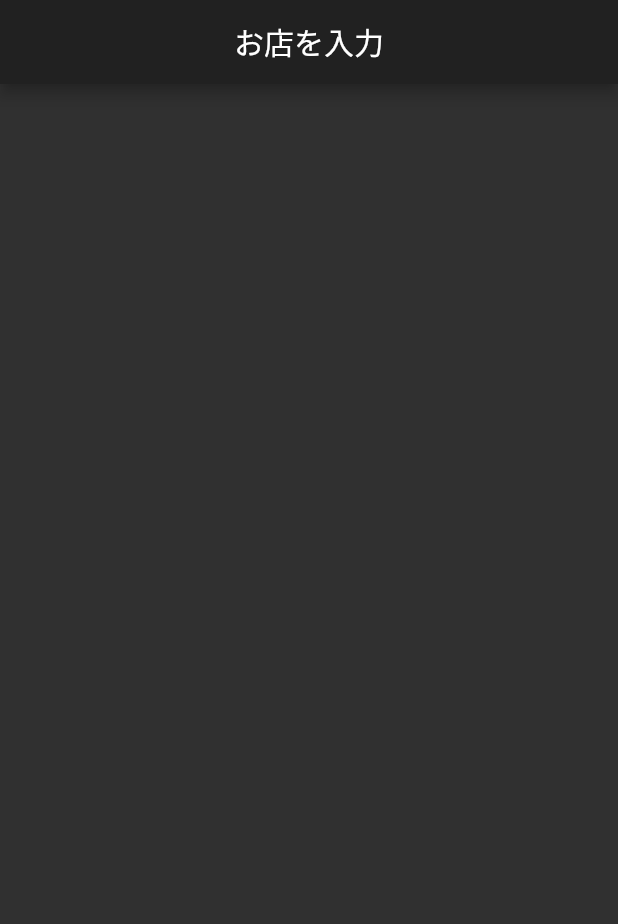
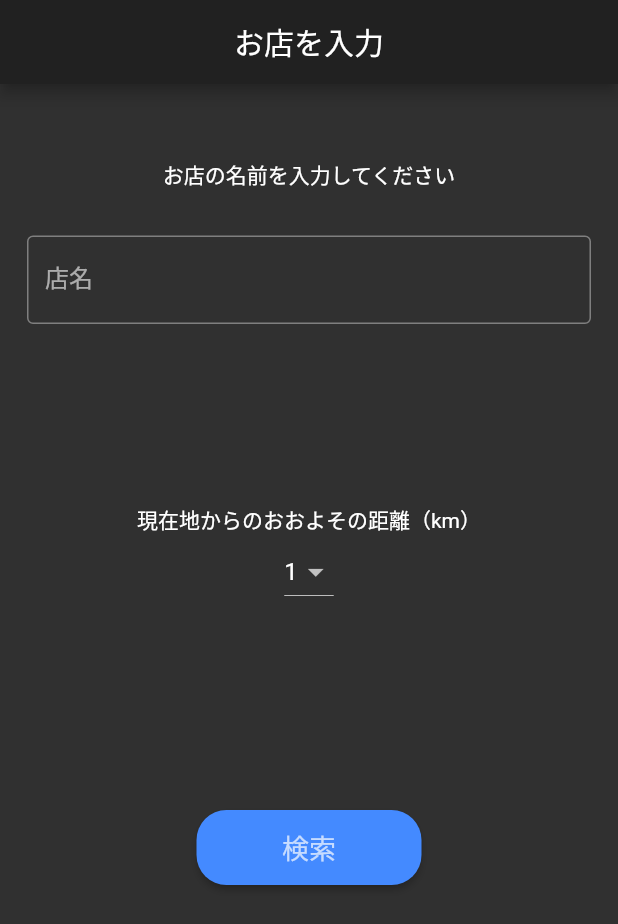
Before and after one commit to hachimitsuboy/floor_search, a Flutter app: the screen it shows after launch, on a phone screen of 412 x 824 dp. Shown: the top 924 px of the screen. Run offline on Flutter 3.47's test engine with Material 2 defaults, Android fonts, the phone set to English and light mode, and no system bars.

Commit message:
HomeScreeのコンポーネント化、及びViewの作成完了

```diff
--- a/lib/main.dart
+++ b/lib/main.dart
@@ -1,5 +1,7 @@
 import 'package:floor_search/view/screens/home_screen.dart';
 import 'package:flutter/material.dart';
+
+//APIKEY: 7e27dce4681f91af
 
 void main() => runApp(MyApp());
 
--- /dev/null
+++ b/lib/view/components/coustom_textfield.dart
@@ -0,0 +1,35 @@
+
+import 'package:flutter/material.dart';
+class CustomTextField extends StatefulWidget {
+  final ValueChanged onSubmitted;
+
+  CustomTextField({required this.onSubmitted});
+
+  @override
+  _CustomTextFieldState createState() => _CustomTextFieldState();
+}
+
+class _CustomTextFieldState extends State<CustomTextField> {
+
+  TextEditingController _textEditingController = TextEditingController();
+  String shopName = "";
+
+  @override
+  Widget build(BuildContext context) {
+    return Padding(
+      padding: const EdgeInsets.symmetric(horizontal: 18.0),
+      child: TextField(
+        controller: _textEditingController,
+        decoration: InputDecoration(
+          border: OutlineInputBorder(),
+          labelText: "店名",
+        ),
+        maxLines: 1,
+        onSubmitted: (store){
+          widget.onSubmitted(store);
+          // shopName = _textEditingController.text;
+        },
+      ),
+    );
+  }
+}
--- /dev/null
+++ b/lib/view/components/custom_drop_dwon_button.dart
@@ -0,0 +1,64 @@
+import 'package:flutter/material.dart';
+
+class CustomDropDownButton extends StatefulWidget {
+  final ValueChanged onChanged;
+
+  CustomDropDownButton({required this.onChanged});
+
+  @override
+  _CustomDropDownButtonState createState() => _CustomDropDownButtonState();
+}
+
+class _CustomDropDownButtonState extends State<CustomDropDownButton> {
+  List<DropdownMenuItem<String>> _distanceMenu = [];
+  String _menuValue = "1";
+  String _selectValue = "";
+
+  @override
+  void initState() {
+    _setMenu();
+    super.initState();
+  }
+
+  void _setMenu() {
+    _distanceMenu
+      ..add(
+        DropdownMenuItem(
+          child: Text("1"),
+          value: "1",
+        ),
+      )
+      ..add(
+        DropdownMenuItem(
+          child: Text("2"),
+          value: "2",
+        ),
+      )
+      ..add(
+        DropdownMenuItem(
+          child: Text("3"),
+          value: "3",
+        ),
+      )
+      ..add(
+        DropdownMenuItem(
+          child: Text("5"),
+          value: "5",
+        ),
+      );
+  }
+
+  @override
+  Widget build(BuildContext context) {
+    return DropdownButton(
+      items: _distanceMenu,
+      value: _menuValue,
+      onChanged: (value) {
+        widget.onChanged(value);
+        setState(() {
+          _menuValue = value.toString();
+        });
+      },
+    );
+  }
+}
--- /dev/null
+++ b/lib/view/components/custom_send_button.dart
@@ -0,0 +1,50 @@
+import 'package:floor_search/view/screens/info_screen.dart';
+import 'package:flutter/material.dart';
+
+class CustomSendButton extends StatefulWidget {
+  final String shopName;
+  final String distance;
+
+  CustomSendButton({
+    required this.shopName,
+    required this.distance,
+  });
+
+  @override
+  _CustomSendButtonState createState() => _CustomSendButtonState();
+}
+
+class _CustomSendButtonState extends State<CustomSendButton> {
+  @override
+  Widget build(BuildContext context) {
+    return SizedBox(
+      width: 150,
+      height: 50,
+      child: ElevatedButton(
+        //TODO 送信ボタン
+        onPressed: () {
+          print("shopName: ${widget.shopName}/ distance : ${widget.distance}");
+          Navigator.push(
+            context,
+            MaterialPageRoute(
+                builder: (context) => InfoScreen(
+                  shopName: widget.shopName,
+                  distance: widget.distance,
+                )),
+          );
+        },
+        child: Text(
+          "検索",
+          style: TextStyle(fontSize: 18.0),
+        ),
+        style: ElevatedButton.styleFrom(
+          onPrimary: Colors.white70,
+          primary: Colors.blueAccent,
+          shape: RoundedRectangleBorder(
+            borderRadius: BorderRadius.circular(20.0),
+          ),
+        ),
+      ),
+    );
+  }
+}
--- a/lib/view/screens/home_screen.dart
+++ b/lib/view/screens/home_screen.dart
@@ -1,21 +1,74 @@
+import 'package:floor_search/view/components/coustom_textfield.dart';
+import 'package:floor_search/view/components/custom_drop_dwon_button.dart';
+import 'package:floor_search/view/components/custom_send_button.dart';
 import 'package:flutter/material.dart';
 
+import 'info_screen.dart';
+
 class HomeScreen extends StatefulWidget {
-
-
   @override
   _HomeScreenState createState() => _HomeScreenState();
 }
 
 class _HomeScreenState extends State<HomeScreen> {
+  String _shopName = "";
+  String _distanceValue = "3";
+
   @override
   Widget build(BuildContext context) {
     return Scaffold(
+      resizeToAvoidBottomInset: false,
       appBar: AppBar(
         title: const Text("お店を入力"),
         centerTitle: true,
       ),
-      body: Scaffold(),
+      body: Column(
+        children: [
+          const SizedBox(height: 50.0),
+          const Text("お店の名前を入力してください"),
+          const SizedBox(height: 30),
+          CustomTextField(
+            onSubmitted: (value) => inputShopName(value, context),
+          ),
+          const SizedBox(height: 120.0),
+          const Text("現在地からのおおよその距離（km）"),
+          CustomDropDownButton(
+            onChanged: (value) => selectValue(value, context),
+          ),
+          const SizedBox(
+            height: 135,
+          ),
+          CustomSendButton(
+            shopName: _shopName,
+            distance: _distanceValue,
+          ),
+        ],
+      ),
     );
   }
+
+  // _toInfoScreen(BuildContext context) {
+  //   //画面遷移時、店名、距離の値を持たせる。
+  //   Navigator.push(
+  //       context, MaterialPageRoute(builder: (context) => InfoScreen(shopName: _textEditingController.text, distance:,)));
+  // }
+
+  //TODO コンポーネントで取得した値を、親クラスのHomeScreenのプロパティに代入する方法！！
+  inputShopName(shopName, BuildContext context) {
+    setState(() {
+      _shopName = shopName;
+    });
+
+
+  }
+
+  selectValue(value, BuildContext context) {
+    setState(() {
+      _distanceValue = value;
+    });
+
+
+  }
+
+
 }
--- a/pubspec.yaml
+++ b/pubspec.yaml
@@ -34,6 +34,7 @@ dependencies:
   # The following adds the Cupertino Icons font to your application.
   # Use with the CupertinoIcons class for iOS style icons.
   cupertino_icons: ^1.0.2
+  http: ^0.13.3
 
 dev_dependencies:
   flutter_test:
```
Also changed, not shown: lib/view/screens/info_screen.dart (+27 -5 lines), pubspec.lock, 1 other file.
